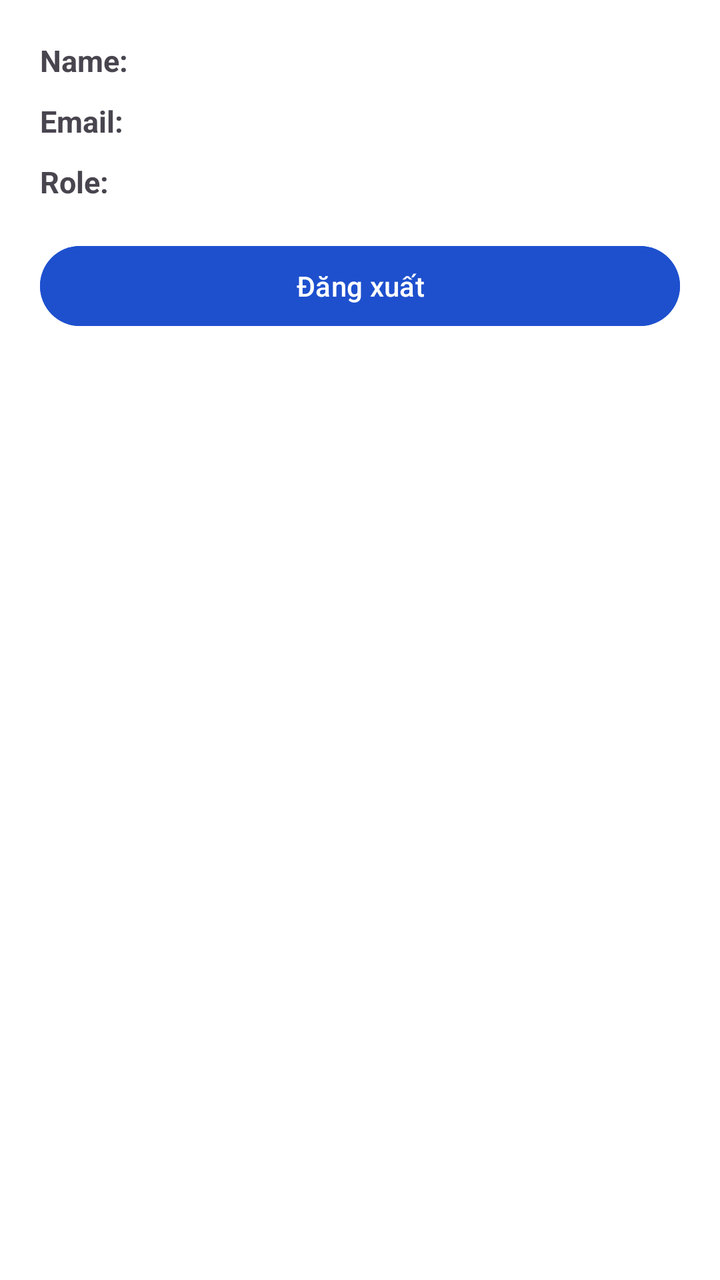
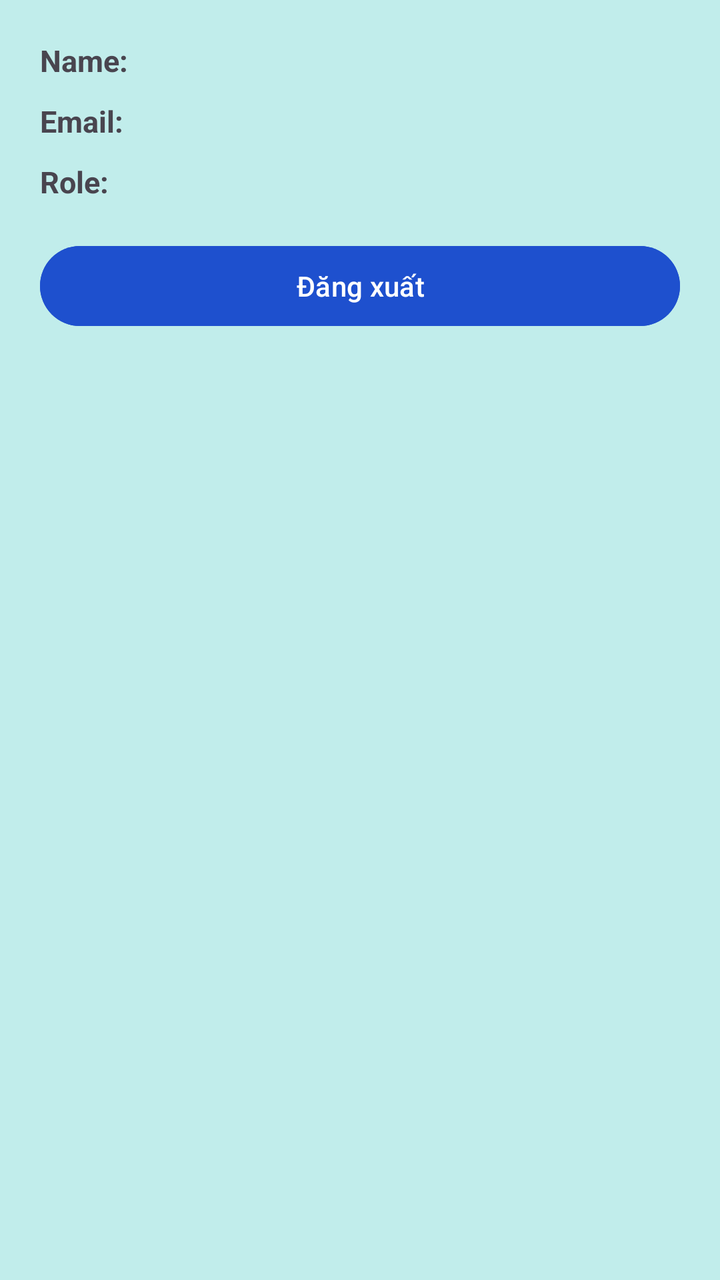

Two renders of the same Android screen: before a commit and after it. Below are the layout's source before the change and the commit's diff.
<!-- AndroidManifest.xml: application theme Theme.ProjectCK -->
<!-- res/layout/dialog_profile.xml -->
<?xml version="1.0" encoding="utf-8"?>
<LinearLayout xmlns:android="http://schemas.android.com/apk/res/android"
    android:layout_width="280dp"
    android:layout_height="wrap_content"
    android:orientation="vertical"
    android:padding="20dp"
    android:background="@android:color/white">


    <TextView
        android:id="@+id/txtName"
        android:layout_width="wrap_content"
        android:layout_height="wrap_content"
        android:text="Name:"
        android:textSize="15sp"
        android:textStyle="bold"/>

    <TextView
        android:id="@+id/txtEmail"
        android:layout_width="wrap_content"
        android:layout_height="wrap_content"
        android:text="Email:"
        android:textSize="15sp"
        android:textStyle="bold"
        android:layout_marginTop="10dp" />

    <TextView
        android:id="@+id/txtRole"
        android:layout_width="wrap_content"
        android:layout_height="wrap_content"
        android:text="Role:"
        android:layout_marginTop="10dp"
        android:textSize="15sp"
        android:textStyle="bold"/>

    <Button
        android:id="@+id/btnLogout"
        android:layout_width="match_parent"
        android:layout_height="wrap_content"
        android:text="Đăng xuất"
        android:layout_marginTop="18dp"
        android:backgroundTint="@color/button_color"/>
</LinearLayout>
<!-- resources referenced by this layout -->
<resources>
  <color name="button_color">#1E50CE</color>
  <style name="Theme.ProjectCK" parent="Base.Theme.ProjectCK" />
  <style name="Base.Theme.ProjectCK" parent="Theme.Material3.DayNight.NoActionBar">
          
          
      </style>
</resources>

<!-- the commit's change to res/layout/dialog_profile.xml (unified diff, before → after) -->
@@ -4,7 +4,7 @@
     android:layout_height="wrap_content"
     android:orientation="vertical"
     android:padding="20dp"
-    android:background="@android:color/white">
+    android:background="#C1EDEB">
 
 
     <TextView
